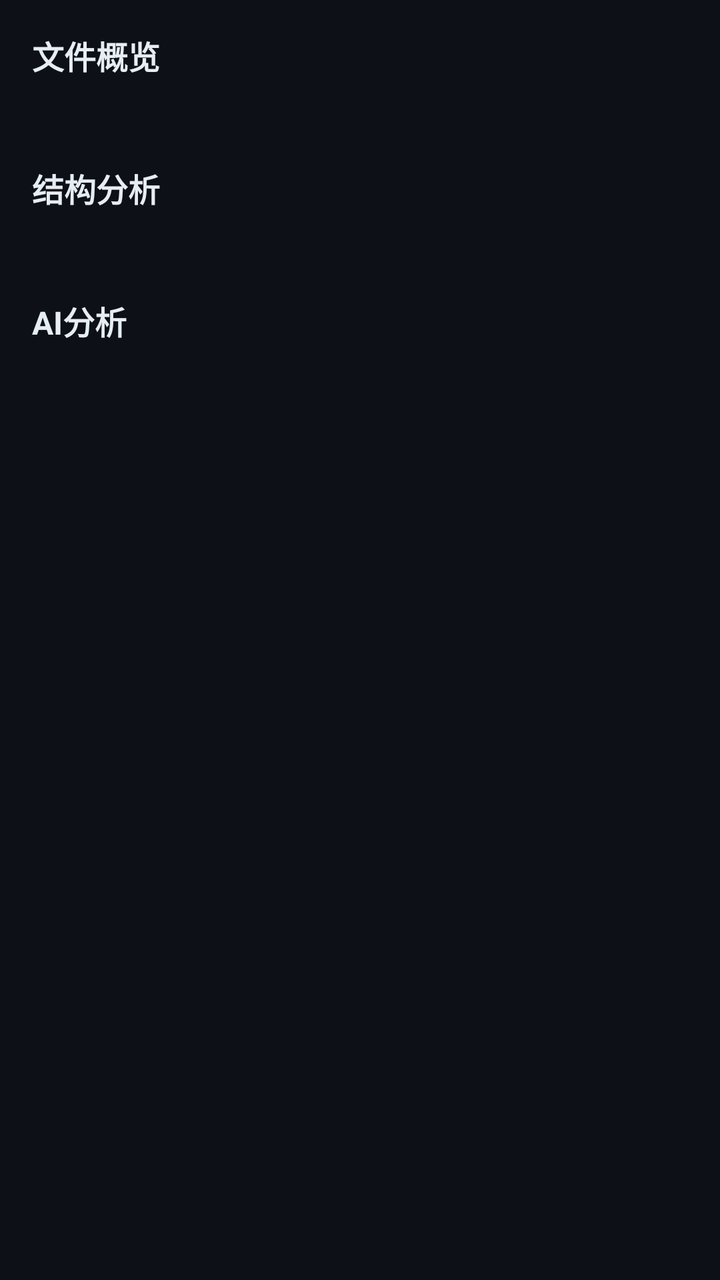
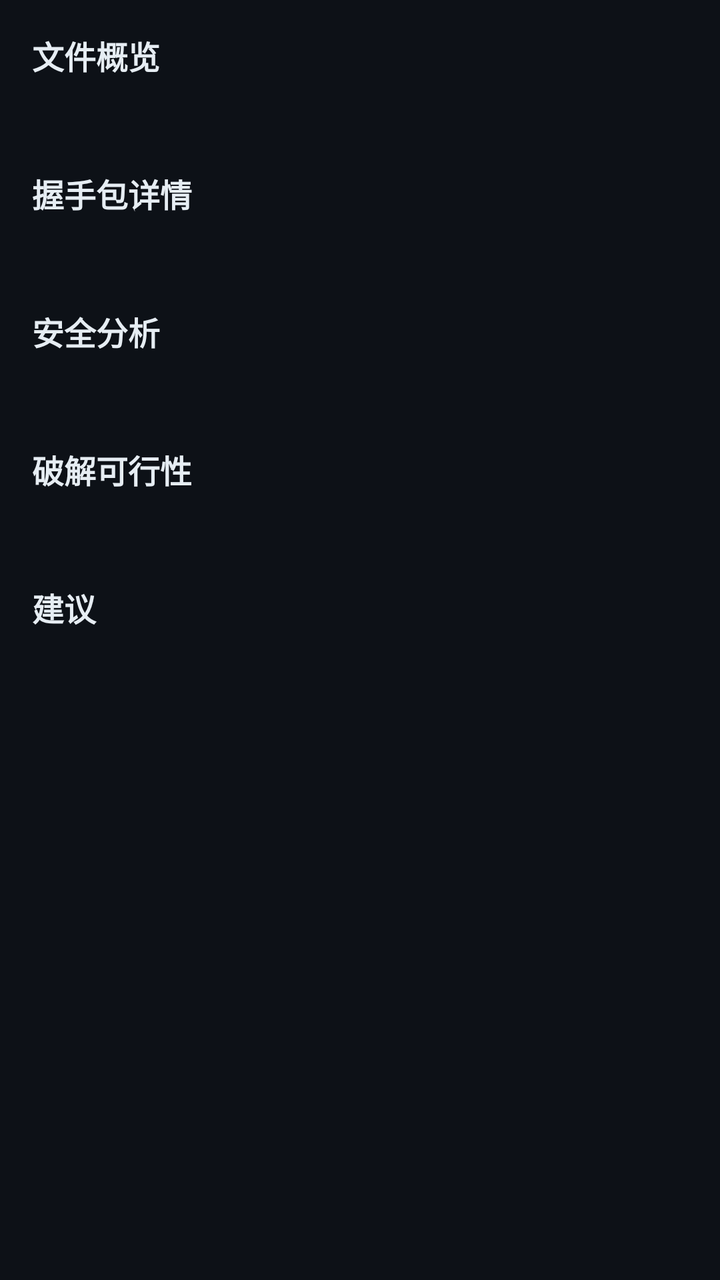

Two renders of the same Android screen: before a commit and after it. Below are the layout's source before the change and the commit's diff.
<!-- AndroidManifest.xml: application theme Theme.WifiAnalyzer -->
<!-- res/layout/fragment_ai_analysis.xml -->
<?xml version="1.0" encoding="utf-8"?>
<ScrollView xmlns:android="http://schemas.android.com/apk/res/android" android:layout_width="match_parent" android:layout_height="match_parent" android:background="#FF0D1117">
    <LinearLayout android:layout_width="match_parent" android:layout_height="wrap_content" android:orientation="vertical" android:padding="16dp">
        <TextView android:layout_width="match_parent" android:layout_height="wrap_content" android:text="文件概览" android:textSize="16sp" android:textColor="#FFE6EDF3" android:textStyle="bold" android:layout_marginBottom="8dp"/>
        <TextView android:id="@+id/tvFileOverview" android:layout_width="match_parent" android:layout_height="wrap_content" android:textColor="#FF8B949E" android:layout_marginBottom="16dp"/>
        <TextView android:layout_width="match_parent" android:layout_height="wrap_content" android:text="结构分析" android:textSize="16sp" android:textColor="#FFE6EDF3" android:textStyle="bold" android:layout_marginBottom="8dp"/>
        <TextView android:id="@+id/tvStructureAnalysis" android:layout_width="match_parent" android:layout_height="wrap_content" android:textColor="#FF58A6FF" android:fontFamily="monospace" android:layout_marginBottom="16dp"/>
        <TextView android:layout_width="match_parent" android:layout_height="wrap_content" android:text="AI分析" android:textSize="16sp" android:textColor="#FFE6EDF3" android:textStyle="bold" android:layout_marginBottom="8dp"/>
        <TextView android:id="@+id/tvAiConclusion" android:layout_width="match_parent" android:layout_height="wrap_content" android:textColor="#FF8B949E"/>
    </LinearLayout>
</ScrollView>
<!-- resources referenced by this layout -->
<resources>
  <style name="Theme.WifiAnalyzer" parent="Theme.MaterialComponents.DayNight.NoActionBar">
          <item name="colorPrimary">#FF1E88E5</item>
          <item name="android:colorBackground">#FF0D1117</item>
          <item name="colorSurface">#FF21262D</item>
          <item name="colorOnSurface">#FFE6EDF3</item>
      </style>
</resources>

<!-- the commit's change to res/layout/fragment_ai_analysis.xml (unified diff, before → after) -->
@@ -1,11 +1,98 @@
 <?xml version="1.0" encoding="utf-8"?>
-<ScrollView xmlns:android="http://schemas.android.com/apk/res/android" android:layout_width="match_parent" android:layout_height="match_parent" android:background="#FF0D1117">
-    <LinearLayout android:layout_width="match_parent" android:layout_height="wrap_content" android:orientation="vertical" android:padding="16dp">
-        <TextView android:layout_width="match_parent" android:layout_height="wrap_content" android:text="文件概览" android:textSize="16sp" android:textColor="#FFE6EDF3" android:textStyle="bold" android:layout_marginBottom="8dp"/>
-        <TextView android:id="@+id/tvFileOverview" android:layout_width="match_parent" android:layout_height="wrap_content" android:textColor="#FF8B949E" android:layout_marginBottom="16dp"/>
-        <TextView android:layout_width="match_parent" android:layout_height="wrap_content" android:text="结构分析" android:textSize="16sp" android:textColor="#FFE6EDF3" android:textStyle="bold" android:layout_marginBottom="8dp"/>
-        <TextView android:id="@+id/tvStructureAnalysis" android:layout_width="match_parent" android:layout_height="wrap_content" android:textColor="#FF58A6FF" android:fontFamily="monospace" android:layout_marginBottom="16dp"/>
-        <TextView android:layout_width="match_parent" android:layout_height="wrap_content" android:text="AI分析" android:textSize="16sp" android:textColor="#FFE6EDF3" android:textStyle="bold" android:layout_marginBottom="8dp"/>
-        <TextView android:id="@+id/tvAiConclusion" android:layout_width="match_parent" android:layout_height="wrap_content" android:textColor="#FF8B949E"/>
+<ScrollView xmlns:android="http://schemas.android.com/apk/res/android"
+    android:layout_width="match_parent"
+    android:layout_height="match_parent"
+    android:background="#FF0D1117">
+
+    <LinearLayout
+        android:layout_width="match_parent"
+        android:layout_height="wrap_content"
+        android:orientation="vertical"
+        android:padding="16dp">
+
+        <TextView
+            android:layout_width="match_parent"
+            android:layout_height="wrap_content"
+            android:text="文件概览"
+            android:textSize="16sp"
+            android:textColor="#FFE6EDF3"
+            android:textStyle="bold"
+            android:layout_marginBottom="8dp" />
+
+        <TextView
+            android:id="@+id/tvFileOverview"
+            android:layout_width="match_parent"
+            android:layout_height="wrap_content"
+            android:textColor="#FFC9D1D9"
+            android:textSize="13sp"
+            android:layout_marginBottom="20dp" />
+
+        <TextView
+            android:layout_width="match_parent"
+            android:layout_height="wrap_content"
+            android:text="握手包详情"
+            android:textSize="16sp"
+            android:textColor="#FFE6EDF3"
+            android:textStyle="bold"
+            android:layout_marginBottom="8dp" />
+
+        <TextView
+            android:id="@+id/tvHandshakeSummary"
+            android:layout_width="match_parent"
+            android:layout_height="wrap_content"
+            android:textColor="#FF58A6FF"
+            android:textSize="13sp"
+            android:layout_marginBottom="20dp" />
+
+        <TextView
+            android:layout_width="match_parent"
+            android:layout_height="wrap_content"
+            android:text="安全分析"
+            android:textSize="16sp"
+            android:textColor="#FFE6EDF3"
+            android:textStyle="bold"
+            android:layout_marginBottom="8dp" />
+
+        <TextView
+            android:id="@+id/tvSecurityAnalysis"
+            android:layout_width="match_parent"
+            android:layout_height="wrap_content"
+            android:textColor="#FFFF5722"
+            android:textSize="13sp"
+            android:layout_marginBottom="20dp" />
+
+        <TextView
+            android:layout_width="match_parent"
+            android:layout_height="wrap_content"
+            android:text="破解可行性"
+            android:textSize="16sp"
+            android:textColor="#FFE6EDF3"
+            android:textStyle="bold"
+            android:layout_marginBottom="8dp" />
+
+        <TextView
+            android:id="@+id/tvCrackableInfo"
+            android:layout_width="match_parent"
+            android:layout_height="wrap_content"
+            android:textColor="#FF3FB950"
+            android:textSize="13sp"
+            android:layout_marginBottom="20dp" />
+
+        <TextView
+            android:layout_width="match_parent"
+            android:layout_height="wrap_content"
+            android:text="建议"
+            android:textSize="16sp"
+            android:textColor="#FFE6EDF3"
+            android:textStyle="bold"
+            android:layout_marginBottom="8dp" />
+
+        <TextView
+            android:id="@+id/tvRecommendations"
+            android:layout_width="match_parent"
+            android:layout_height="wrap_content"
+            android:textColor="#FFC9D1D9"
+            android:textSize="13sp" />
+
     </LinearLayout>
 </ScrollView>
